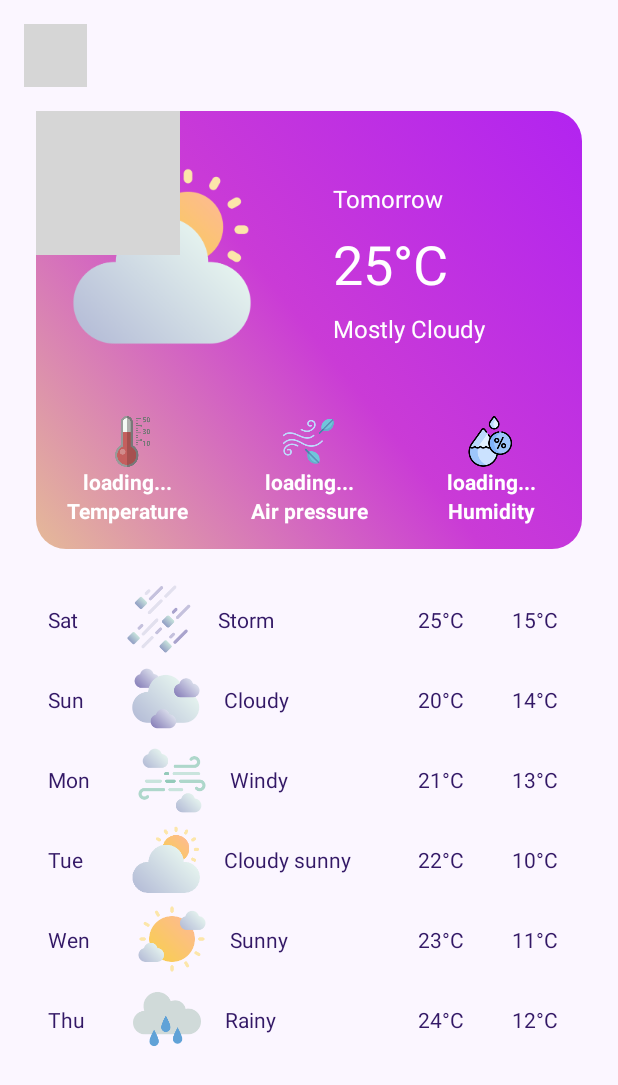
After one commit to HyHyZhaLee/Thesis_Proposal, an Android app built with Jetpack Compose: the FutureActivity screen opened directly, with no data from a screen before it, on a phone screen of 412 x 824 dp. The commit adds this screen. Shown: the top 1085 px of the screen. Run offline under Robolectric (Android 15) with nearby library versions, the phone set to English and light mode, and no system bars; pictures from the network do not load; grey boxes are pictures that could not be loaded.

Commit message:
Commit on 2:29 AM 6/12/2023

```diff
--- a/AndroidUI_AndroidStudio/app/src/main/AndroidManifest.xml
+++ b/AndroidUI_AndroidStudio/app/src/main/AndroidManifest.xml
@@ -1,6 +1,6 @@
 <?xml version="1.0" encoding="utf-8"?>
 <manifest xmlns:android="http://schemas.android.com/apk/res/android"
-    xmlns:tools="http://schemas.android.com/tools" >
+    xmlns:tools="http://schemas.android.com/tools">
 
     <uses-permission android:name="android.permission.WAKE_LOCK" />
     <uses-permission android:name="android.permission.INTERNET" />
@@ -19,7 +19,7 @@
         android:roundIcon="@drawable/icon_rounded1"
         android:supportsRtl="true"
         android:theme="@style/Theme.AndroidUI_AndroidStudio"
-        tools:targetApi="31" >
+        tools:targetApi="31">
         <activity
             android:name=".Activities.FutureActivity"
             android:exported="false"
@@ -27,7 +27,7 @@
             android:theme="@style/Theme.AndroidUI_AndroidStudio" />
         <activity
             android:name=".Activities.Dashboard_main"
-            android:exported="true" >
+            android:exported="true">
             <intent-filter>
                 <action android:name="android.intent.action.MAIN" />
 
--- a/AndroidUI_AndroidStudio/app/src/main/java/com/example/androidui_androidstudio/Activities/Dashboard_main.java
+++ b/AndroidUI_AndroidStudio/app/src/main/java/com/example/androidui_androidstudio/Activities/Dashboard_main.java
@@ -4,6 +4,7 @@ import android.Manifest;
 import android.annotation.SuppressLint;
 import android.content.Context;
 import android.content.DialogInterface;
+import android.content.Intent;
 import android.content.SharedPreferences;
 import android.content.pm.PackageManager;
 import android.graphics.Bitmap;
@@ -14,6 +15,7 @@ import android.net.NetworkInfo;
 import android.os.Bundle;
 import android.os.Looper;
 import android.util.Log;
+import android.view.View;
 import android.widget.ImageView;
 import android.widget.TextView;
 import android.widget.Toast;
@@ -82,6 +84,12 @@ public class Dashboard_main extends AppCompatActivity {
         // Start the initial runnable task by posting through the handler
         handler.post(runnable);
         initRecycleViews();
+        setVariable();
+    }
+
+    private void setVariable() {
+        TextView next7dayBtn = findViewById(R.id.tomorrowBtn);
+        next7dayBtn.setOnClickListener(v -> startActivity(new Intent(Dashboard_main.this,FutureActivity.class)));
     }
 
     @Override
--- /dev/null
+++ b/AndroidUI_AndroidStudio/app/src/main/java/com/example/androidui_androidstudio/Activities/FutureActivity.java
@@ -0,0 +1,48 @@
+package com.example.androidui_androidstudio.Activities;
+
+import androidx.appcompat.app.AppCompatActivity;
+import androidx.constraintlayout.widget.ConstraintLayout;
+import androidx.recyclerview.widget.LinearLayoutManager;
+import androidx.recyclerview.widget.RecyclerView;
+
+import android.content.Intent;
+import android.os.Bundle;
+import android.view.View;
+
+import com.example.androidui_androidstudio.Adapters.FutureAdapter;
+import com.example.androidui_androidstudio.Domains.FutureDomain;
+import com.example.androidui_androidstudio.R;
+
+import java.util.ArrayList;
+
+public class FutureActivity extends AppCompatActivity {
+private RecyclerView.Adapter adapterTomorrow;
+private RecyclerView recyclerView;
+    @Override
+    protected void onCreate(Bundle savedInstanceState) {
+        super.onCreate(savedInstanceState);
+        setContentView(R.layout.activity_future);
+        setVariable();
+        initRecycleView();
+    }
+
+    private void initRecycleView() {
+        ArrayList<FutureDomain> items = new ArrayList<>();
+        items.add(new FutureDomain("Sat","storm","Storm",25,15));
+        items.add(new FutureDomain("Sun","cloudy","Cloudy",20,14));
+        items.add(new FutureDomain("Mon","windy","Windy",21,13));
+        items.add(new FutureDomain("Tue","cloudy_sunny","Cloudy sunny",22,10));
+        items.add(new FutureDomain("Wen","sunny","Sunny",23,11));
+        items.add(new FutureDomain("Thu","rainy","Rainy",24,12));
+
+        recyclerView=findViewById(R.id.viewTomorrow);
+        recyclerView.setLayoutManager(new LinearLayoutManager(this,LinearLayoutManager.VERTICAL,false));
+        adapterTomorrow = new FutureAdapter(items);
+        recyclerView.setAdapter(adapterTomorrow);
+    }
+
+    private void setVariable() {
+        ConstraintLayout backBtn = findViewById(R.id.back_btn);
+        backBtn.setOnClickListener(v -> startActivity(new Intent(FutureActivity.this,Dashboard_main.class)));
+    }
+}
--- a/AndroidUI_AndroidStudio/app/src/main/res/layout/activity_dashboard_main.xml
+++ b/AndroidUI_AndroidStudio/app/src/main/res/layout/activity_dashboard_main.xml
@@ -224,14 +224,14 @@
                     android:textStyle="bold"
                     tools:ignore="DuplicateIds" />
 
-<!--                <TextView-->
-<!--                    android:id="@+id/textView11"-->
-<!--                    android:layout_width="wrap_content"-->
-<!--                    android:layout_height="wrap_content"-->
-<!--                    android:layout_marginEnd="24dp"-->
-<!--                    android:text="Next 7 days"-->
-<!--                    android:textColor="@color/text_color"-->
-<!--                    android:textStyle="bold" />-->
+                <TextView
+                    android:id="@+id/tomorrowBtn"
+                    android:layout_width="wrap_content"
+                    android:layout_height="wrap_content"
+                    android:layout_marginEnd="24dp"
+                    android:text="Next 7 days>"
+                    android:textColor="@color/text_color"
+                    android:textStyle="bold" />
             </LinearLayout>
 
             <androidx.recyclerview.widget.RecyclerView
--- /dev/null
+++ b/AndroidUI_AndroidStudio/app/src/main/res/layout/activity_future.xml
@@ -0,0 +1,259 @@
+<?xml version="1.0" encoding="utf-8"?>
+<androidx.constraintlayout.widget.ConstraintLayout xmlns:android="http://schemas.android.com/apk/res/android"
+    xmlns:app="http://schemas.android.com/apk/res-auto"
+    xmlns:tools="http://schemas.android.com/tools"
+    android:layout_width="match_parent"
+    android:layout_height="match_parent"
+    android:background="@color/background_color"
+    tools:context=".Activities.FutureActivity">
+
+    <ScrollView
+        android:layout_width="match_parent"
+        android:layout_height="match_parent"
+        tools:layout_editor_absoluteX="0dp"
+        tools:layout_editor_absoluteY="0dp">
+
+        <LinearLayout
+            android:layout_width="match_parent"
+            android:layout_height="wrap_content"
+            android:orientation="vertical">
+
+            <androidx.constraintlayout.widget.ConstraintLayout
+                android:id="@+id/back_btn"
+                android:layout_width="42dp"
+                android:layout_height="42dp"
+                android:layout_marginStart="16dp"
+                android:layout_marginTop="16dp">
+
+                <ImageView
+                    android:id="@+id/imageView"
+                    android:layout_width="wrap_content"
+                    android:layout_height="wrap_content"
+                    android:src="@drawable/back"
+                    app:layout_constraintBottom_toBottomOf="parent"
+                    app:layout_constraintEnd_toEndOf="parent"
+                    app:layout_constraintStart_toStartOf="parent"
+                    app:layout_constraintTop_toTopOf="parent"
+                    app:srcCompat="@drawable/back"
+                    tools:ignore="DuplicateIds" />
+            </androidx.constraintlayout.widget.ConstraintLayout>
+
+            <androidx.constraintlayout.widget.ConstraintLayout
+                android:layout_width="match_parent"
+                android:layout_height="wrap_content"
+                android:layout_marginHorizontal="24dp"
+                android:layout_marginTop="16dp"
+                android:background="@drawable/gradient_background_banner">
+
+                <ImageView
+                    android:id="@+id/imageView"
+                    android:layout_width="wrap_content"
+                    android:layout_height="wrap_content"
+                    android:elevation="-1dp"
+                    app:layout_constraintStart_toStartOf="parent"
+                    app:layout_constraintTop_toTopOf="parent"
+                    app:srcCompat="@drawable/large_white_circle"
+                    tools:ignore="DuplicateIds,MissingConstraints" />
+
+                <LinearLayout
+                    android:layout_width="match_parent"
+                    android:layout_height="match_parent"
+                    android:orientation="vertical"
+                    tools:layout_editor_absoluteX="0dp"
+                    tools:layout_editor_absoluteY="0dp">
+
+                    <LinearLayout
+                        android:layout_width="match_parent"
+                        android:layout_height="187dp"
+                        android:orientation="horizontal">
+
+                        <LinearLayout
+                            android:layout_width="0dp"
+                            android:layout_height="match_parent"
+                            android:layout_weight="0.5"
+                            android:orientation="vertical">
+
+                            <ImageView
+                                android:id="@+id/imageView3"
+                                android:layout_width="120dp"
+                                android:layout_height="120dp"
+                                android:layout_marginStart="24dp"
+                                android:layout_marginTop="36dp"
+                                android:src="@drawable/cloudy_sunny"
+                                app:srcCompat="@drawable/snowy" />
+                        </LinearLayout>
+
+                        <LinearLayout
+                            android:layout_width="0dp"
+                            android:layout_height="match_parent"
+                            android:layout_marginStart="32dp"
+                            android:layout_marginTop="16dp"
+                            android:layout_weight="0.5"
+                            android:gravity="center_vertical"
+                            android:orientation="vertical">
+
+
+                            <TextView
+                                android:id="@+id/textView"
+                                android:layout_width="match_parent"
+                                android:layout_height="wrap_content"
+                                android:text="Tomorrow"
+                                android:textAlignment="viewStart"
+                                android:textColor="@color/white"
+                                android:textSize="16sp" />
+
+                            <TextView
+                                android:id="@+id/textView4"
+                                android:layout_width="match_parent"
+                                android:layout_height="wrap_content"
+                                android:layout_marginTop="8dp"
+                                android:text="25°C"
+                                android:textAlignment="viewStart"
+                                android:textColor="@color/white"
+                                android:textSize="36sp" />
+
+                            <TextView
+                                android:id="@+id/textView5"
+                                android:layout_width="match_parent"
+                                android:layout_height="wrap_content"
+                                android:layout_marginTop="8dp"
+                                android:text="Mostly Cloudy"
+                                android:textAlignment="viewStart"
+                                android:textColor="@color/white"
+                                android:textSize="16sp" />
+                        </LinearLayout>
+
+
+                    </LinearLayout>
+
+                    <LinearLayout
+                        android:id="@+id/linearLayout"
+                        android:layout_width="match_parent"
+                        android:layout_height="match_parent"
+                        android:orientation="horizontal"
+                        app:layout_constraintBottom_toBottomOf="parent"
+                        app:layout_constraintStart_toStartOf="parent"
+                        app:layout_constraintTop_toTopOf="parent">
+
+                        <LinearLayout
+                            android:layout_width="0dp"
+                            android:layout_height="wrap_content"
+                            android:layout_margin="16dp"
+                            android:layout_weight="0.333"
+                            android:orientation="vertical">
+
+                            <ImageView
+                                android:id="@+id/imageViewTemperature"
+                                android:layout_width="34dp"
+                                android:layout_height="34dp"
+                                android:layout_gravity="center"
+                                android:layout_marginLeft="9dp"
+                                app:srcCompat="@drawable/temp_colored" />
+
+                            <TextView
+                                android:id="@+id/textViewTemperature"
+                                android:layout_width="match_parent"
+                                android:layout_height="wrap_content"
+                                android:text="loading..."
+                                android:textAlignment="center"
+                                android:textColor="@color/white"
+                                android:textStyle="bold" />
+
+                            <TextView
+                                android:id="@+id/textView"
+                                android:layout_width="match_parent"
+                                android:layout_height="wrap_content"
+                                android:text="Temperature"
+                                android:textAlignment="center"
+                                android:textColor="@color/white"
+                                android:textStyle="bold"
+                                tools:ignore="DuplicateIds" />
+
+                        </LinearLayout>
+
+                        <LinearLayout
+                            android:layout_width="0dp"
+                            android:layout_height="match_parent"
+                            android:layout_margin="16dp"
+                            android:layout_weight="0.333"
+                            android:orientation="vertical">
+
+                            <ImageView
+                                android:id="@+id/imageViewWindSpeed"
+                                android:layout_width="34dp"
+                                android:layout_height="34dp"
+                                android:layout_gravity="center"
+                                app:srcCompat="@drawable/wind" />
+
+                            <TextView
+                                android:id="@+id/textViewAirPressure"
+                                android:layout_width="match_parent"
+                                android:layout_height="wrap_content"
+                                android:text="loading..."
+                                android:textAlignment="center"
+                                android:textColor="@color/white"
+                                android:textStyle="bold" />
+
+                            <TextView
+                                android:id="@+id/textView"
+                                android:layout_width="match_parent"
+                                android:layout_height="wrap_content"
+                                android:text="Air pressure"
+                                android:textAlignment="center"
+                                android:textColor="@color/white"
+                                android:textStyle="bold"
+                                tools:ignore="DuplicateIds" />
+
+                        </LinearLayout>
+
+                        <LinearLayout
+                            android:layout_width="0dp"
+                            android:layout_height="match_parent"
+                            android:layout_margin="16dp"
+                            android:layout_weight="0.333"
+                            android:orientation="vertical">
+
+                            <ImageView
+                                android:id="@+id/imageViewHumidity"
+                                android:layout_width="34dp"
+                                android:layout_height="34dp"
+                                android:layout_gravity="center"
+                                app:srcCompat="@drawable/humidity" />
+
+                            <TextView
+                                android:id="@+id/textViewHumidity"
+                                android:layout_width="match_parent"
+                                android:layout_height="wrap_content"
+                                android:text="loading..."
+                                android:textAlignment="center"
+                                android:textColor="@color/white"
+                                android:textStyle="bold" />
+
+                            <TextView
+                                android:id="@+id/textView"
+                                android:layout_width="match_parent"
+                                android:layout_height="wrap_content"
+                                android:text="Humidity"
+                                android:textAlignment="center"
+                                android:textColor="@color/white"
+                                android:textStyle="bold"
+                                tools:ignore="DuplicateIds" />
+
+                        </LinearLayout>
+
+                        <!-- Set negative elevation to send it to the back -->
+
+                    </LinearLayout>
+
+                </LinearLayout>
+
+            </androidx.constraintlayout.widget.ConstraintLayout>
+
+            <androidx.recyclerview.widget.RecyclerView
+                android:id="@+id/viewTomorrow"
+                android:layout_width="match_parent"
+                android:layout_height="wrap_content"
+                android:layout_margin="16dp" />
+        </LinearLayout>
+    </ScrollView>
+</androidx.constraintlayout.widget.ConstraintLayout>
--- a/AndroidUI_AndroidStudio/app/src/main/res/layout/viewholder_future.xml
+++ b/AndroidUI_AndroidStudio/app/src/main/res/layout/viewholder_future.xml
@@ -3,7 +3,10 @@
     xmlns:app="http://schemas.android.com/apk/res-auto"
     xmlns:tools="http://schemas.android.com/tools"
     android:layout_width="match_parent"
-    android:layout_height="match_parent">
+    android:layout_height="wrap_content"
+    android:layout_marginStart="16dp"
+    android:layout_marginTop="8dp"
+    android:layout_marginEnd="16dp">
 
     <TextView
         android:id="@+id/dayTxt"
```
